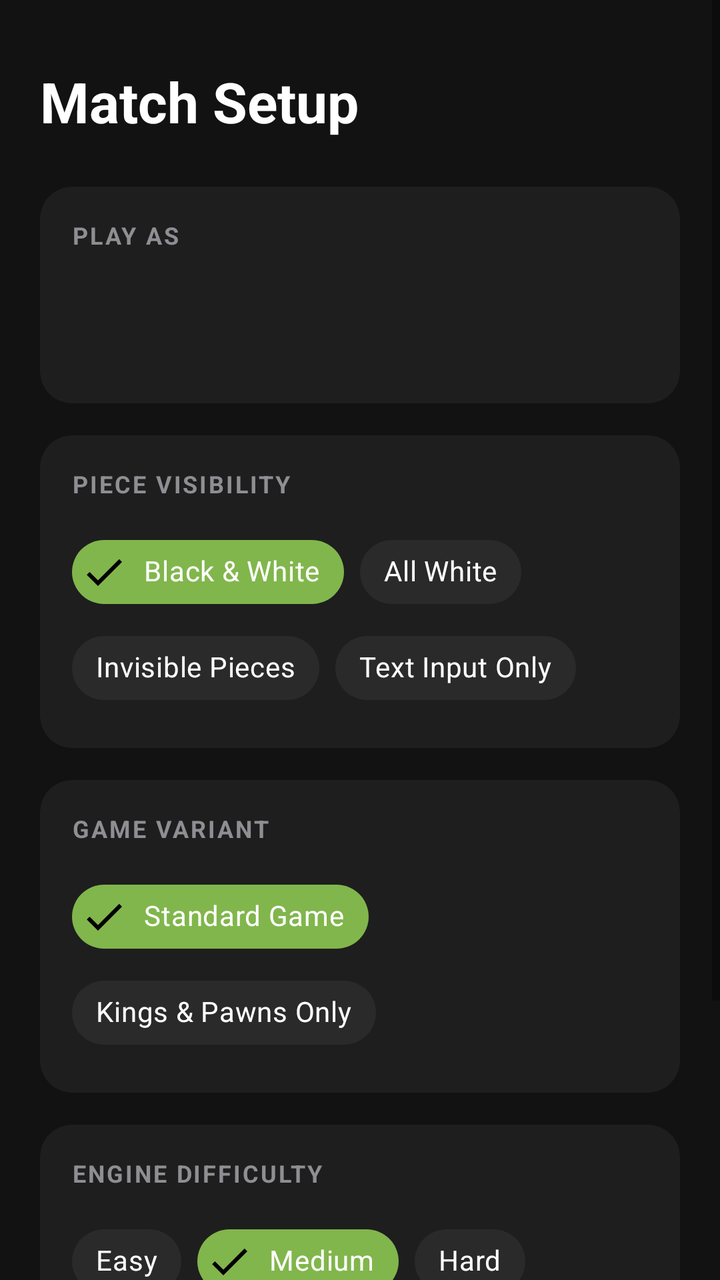
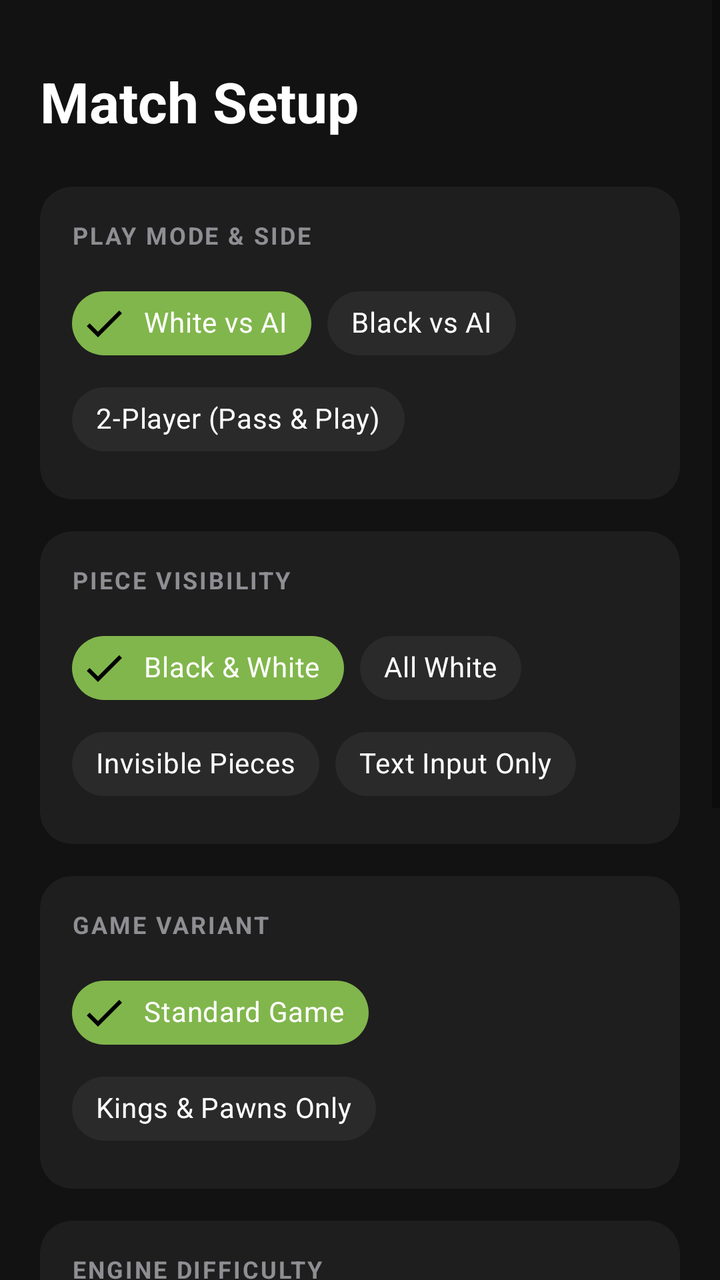

Compare the two renders of this Android layout. The source of the first and the diff that turns it into the second are given below.
<!-- AndroidManifest.xml: application theme Theme.BlindfoldChess -->
<!-- res/layout/fragment_game_setup.xml -->
<?xml version="1.0" encoding="utf-8"?>

<ScrollView xmlns:android="http://schemas.android.com/apk/res/android"
    xmlns:app="http://schemas.android.com/apk/res-auto"
    android:layout_width="match_parent"
    android:layout_height="match_parent"
    android:fillViewport="true"
    android:background="#121212">

    <LinearLayout
        android:layout_width="match_parent"
        android:layout_height="wrap_content"
        android:orientation="vertical"
        android:padding="20dp">

        <TextView
            android:id="@+id/txtHeader"
            android:layout_width="wrap_content"
            android:layout_height="wrap_content"
            android:text="Match Setup"
            android:textColor="#FFFFFF"
            android:textSize="28sp"
            android:textStyle="bold"
            android:layout_marginTop="12dp"
            android:layout_marginBottom="24dp" />

        
        <com.google.android.material.card.MaterialCardView
            android:layout_width="match_parent"
            android:layout_height="wrap_content"
            android:layout_marginBottom="16dp"
            app:cardBackgroundColor="#1E1E1E"
            app:cardCornerRadius="16dp"
            app:cardElevation="0dp"
            app:strokeWidth="0dp">

            <LinearLayout
                android:layout_width="match_parent"
                android:layout_height="wrap_content"
                android:orientation="vertical"
                android:padding="16dp">

                <TextView
                    android:layout_width="wrap_content"
                    android:layout_height="wrap_content"
                    android:text="PLAY AS"
                    android:textColor="#8E8E93"
                    android:textSize="12sp"
                    android:textStyle="bold"
                    android:letterSpacing="0.08"
                    android:layout_marginBottom="12dp" />

                <com.google.android.material.chip.ChipGroup
                    android:id="@+id/sideChipGroup"
                    android:layout_width="match_parent"
                    android:layout_height="wrap_content"
                    app:singleSelection="true"
                    app:selectionRequired="true">

                    <com.google.android.material.chip.Chip
                        android:id="@+id/chipWhite"
                        style="@style/Widget.MaterialComponents.Chip.Filter"
                        android:layout_width="0dp"
                        android:layout_height="wrap_content"
                        android:layout_weight="1"
                        android:text="White"
                        android:textAlignment="center"
                        android:textColor="#FFFFFF"
                        android:checked="true"
                        app:chipBackgroundColor="@color/chip_background_selector" />

                    <com.google.android.material.chip.Chip
                        android:id="@+id/chipBlack"
                        style="@style/Widget.MaterialComponents.Chip.Filter"
                        android:layout_width="0dp"
                        android:layout_height="wrap_content"
                        android:layout_weight="1"
                        android:text="Black"
                        android:textAlignment="center"
                        android:textColor="#FFFFFF"
                        app:chipBackgroundColor="@color/chip_background_selector" />
                </com.google.android.material.chip.ChipGroup>
            </LinearLayout>
        </com.google.android.material.card.MaterialCardView>

        
        <com.google.android.material.card.MaterialCardView
            android:layout_width="match_parent"
            android:layout_height="wrap_content"
            android:layout_marginBottom="16dp"
            app:cardBackgroundColor="#1E1E1E"
            app:cardCornerRadius="16dp"
            app:cardElevation="0dp"
            app:strokeWidth="0dp">

            <LinearLayout
                android:layout_width="match_parent"
                android:layout_height="wrap_content"
                android:orientation="vertical"
                android:padding="16dp">

                <TextView
                    android:layout_width="wrap_content"
                    android:layout_height="wrap_content"
                    android:text="PIECE VISIBILITY"
                    android:textColor="#8E8E93"
                    android:textSize="12sp"
                    android:textStyle="bold"
                    android:letterSpacing="0.08"
                    android:layout_marginBottom="12dp" />

                <com.google.android.material.chip.ChipGroup
                    android:id="@+id/pieceStyleChipGroup"
                    android:layout_width="match_parent"
                    android:layout_height="wrap_content"
                    app:singleSelection="true"
                    app:selectionRequired="true">

                    <com.google.android.material.chip.Chip
                        android:id="@+id/chipCheckers"
                        style="@style/Widget.MaterialComponents.Chip.Filter"
                        android:layout_width="wrap_content"
                        android:layout_height="wrap_content"
                        android:text="Black &amp; White"
                        android:textColor="#FFFFFF"
                        android:checked="true"
                        app:chipBackgroundColor="@color/chip_background_selector" />

                    <com.google.android.material.chip.Chip
                        android:id="@+id/chipAllWhite"
                        style="@style/Widget.MaterialComponents.Chip.Filter"
                        android:layout_width="wrap_content"
                        android:layout_height="wrap_content"
                        android:text="All White"
                        android:textColor="#FFFFFF"
                        app:chipBackgroundColor="@color/chip_background_selector" />

                    <com.google.android.material.chip.Chip
                        android:id="@+id/chipInvisible"
                        style="@style/Widget.MaterialComponents.Chip.Filter"
                        android:layout_width="wrap_content"
                        android:layout_height="wrap_content"
                        android:text="Invisible Pieces"
                        android:textColor="#FFFFFF"
                        app:chipBackgroundColor="@color/chip_background_selector" />

                    <com.google.android.material.chip.Chip
                        android:id="@+id/chipTextInput"
                        style="@style/Widget.MaterialComponents.Chip.Filter"
                        android:layout_width="wrap_content"
                        android:layout_height="wrap_content"
                        android:text="Text Input Only"
                        android:textColor="#FFFFFF"
                        app:chipBackgroundColor="@color/chip_background_selector" />
                </com.google.android.material.chip.ChipGroup>
            </LinearLayout>
        </com.google.android.material.card.MaterialCardView>

        
        <com.google.android.material.card.MaterialCardView
            android:layout_width="match_parent"
            android:layout_height="wrap_content"
            android:layout_marginBottom="16dp"
            app:cardBackgroundColor="#1E1E1E"
            app:cardCornerRadius="16dp"
            app:cardElevation="0dp"
            app:strokeWidth="0dp">

            <LinearLayout
                android:layout_width="match_parent"
                android:layout_height="wrap_content"
                android:orientation="vertical"
                android:padding="16dp">

                <TextView
                    android:layout_width="wrap_content"
                    android:layout_height="wrap_content"
                    android:text="GAME VARIANT"
                    android:textColor="#8E8E93"
                    android:textSize="12sp"
                    android:textStyle="bold"
                    android:letterSpacing="0.08"
                    android:layout_marginBottom="12dp" />

                <com.google.android.material.chip.ChipGroup
                    android:id="@+id/variantChipGroup"
                    android:layout_width="match_parent"
                    android:layout_height="wrap_content"
                    app:singleSelection="true"
                    app:selectionRequired="true">

                    <com.google.android.material.chip.Chip
                        android:id="@+id/chipStandard"
                        style="@style/Widget.MaterialComponents.Chip.Filter"
                        android:layout_width="wrap_content"
                        android:layout_height="wrap_content"
                        android:text="Standard Game"
                        android:textColor="#FFFFFF"
                        android:checked="true"
                        app:chipBackgroundColor="@color/chip_background_selector" />

                    <com.google.android.material.chip.Chip
                        android:id="@+id/chipPawnsOnly"
                        style="@style/Widget.MaterialComponents.Chip.Filter"
                        android:layout_width="wrap_content"
                        android:layout_height="wrap_content"
                        android:text="Kings &amp; Pawns Only"
                        android:textColor="#FFFFFF"
                        app:chipBackgroundColor="@color/chip_background_selector" />
                </com.google.android.material.chip.ChipGroup>
            </LinearLayout>
        </com.google.android.material.card.MaterialCardView>

        
        <com.google.android.material.card.MaterialCardView
            android:layout_width="match_parent"
            android:layout_height="wrap_content"
            android:layout_marginBottom="24dp"
            app:cardBackgroundColor="#1E1E1E"
            app:cardCornerRadius="16dp"
            app:cardElevation="0dp"
            app:strokeWidth="0dp">

            <LinearLayout
                android:layout_width="match_parent"
                android:layout_height="wrap_content"
                android:orientation="vertical"
                android:padding="16dp">

                <TextView
                    android:layout_width="wrap_content"
                    android:layout_height="wrap_content"
                    android:text="ENGINE DIFFICULTY"
                    android:textColor="#8E8E93"
                    android:textSize="12sp"
                    android:textStyle="bold"
                    android:letterSpacing="0.08"
                    android:layout_marginBottom="12dp" />

                <com.google.android.material.chip.ChipGroup
                    android:id="@+id/difficultyChipGroup"
                    android:layout_width="match_parent"
                    android:layout_height="wrap_content"
                    app:singleSelection="true"
                    app:selectionRequired="true">

                    <com.google.android.material.chip.Chip
                        android:id="@+id/chipEasy"
                        style="@style/Widget.MaterialComponents.Chip.Filter"
                        android:layout_width="wrap_content"
                        android:layout_height="wrap_content"
                        android:text="Easy"
                        android:textColor="#FFFFFF"
                        app:chipBackgroundColor="@color/chip_background_selector" />

                    <com.google.android.material.chip.Chip
                        android:id="@+id/chipMedium"
                        style="@style/Widget.MaterialComponents.Chip.Filter"
                        android:layout_width="wrap_content"
                        android:layout_height="wrap_content"
                        android:text="Medium"
                        android:textColor="#FFFFFF"
                        android:checked="true"
                        app:chipBackgroundColor="@color/chip_background_selector" />

                    <com.google.android.material.chip.Chip
                        android:id="@+id/chipHard"
                        style="@style/Widget.MaterialComponents.Chip.Filter"
                        android:layout_width="wrap_content"
                        android:layout_height="wrap_content"
                        android:text="Hard"
                        android:textColor="#FFFFFF"
                        app:chipBackgroundColor="@color/chip_background_selector" />

                    <com.google.android.material.chip.Chip
                        android:id="@+id/chipMaster"
                        style="@style/Widget.MaterialComponents.Chip.Filter"
                        android:layout_width="wrap_content"
                        android:layout_height="wrap_content"
                        android:text="Master"
                        android:textColor="#FFFFFF"
                        app:chipBackgroundColor="@color/chip_background_selector" />
                </com.google.android.material.chip.ChipGroup>
            </LinearLayout>
        </com.google.android.material.card.MaterialCardView>

        
        <com.google.android.material.button.MaterialButton
            android:id="@+id/btnStartGame"
            android:layout_width="match_parent"
            android:layout_height="56dp"
            android:text="Play Game"
            android:textColor="#FFFFFF"
            android:textSize="18sp"
            android:textStyle="bold"
            app:backgroundTint="#81B64C"
            app:cornerRadius="16dp" />

    </LinearLayout>
</ScrollView>
<!-- resources referenced by this layout -->
<resources>
  <style name="Theme.BlindfoldChess" parent="Theme.MaterialComponents.DayNight.NoActionBar">
          
          <item name="colorPrimary">@color/purple_500</item>
          <item name="colorPrimaryVariant">@color/purple_700</item>
          <item name="colorOnPrimary">@color/white</item>
          
          <item name="colorSecondary">@color/teal_200</item>
          <item name="colorSecondaryVariant">@color/teal_700</item>
          <item name="colorOnSecondary">@color/black</item>
          
          <item name="android:statusBarColor">?attr/colorPrimaryVariant</item>
          
      </style>
  <color name="purple_500">#FF6200EE</color>
  <color name="purple_700">#FF3700B3</color>
  <color name="white">#FFFFFFFF</color>
  <color name="teal_200">#FF03DAC5</color>
  <color name="teal_700">#FF018786</color>
  <color name="black">#FF000000</color>
</resources>

<!-- the commit's change to res/layout/fragment_game_setup.xml (unified diff, before → after) -->
@@ -43,7 +43,7 @@
                 <TextView
                     android:layout_width="wrap_content"
                     android:layout_height="wrap_content"
-                    android:text="PLAY AS"
+                    android:text="PLAY MODE &amp; SIDE"
                     android:textColor="#8E8E93"
                     android:textSize="12sp"
                     android:textStyle="bold"
@@ -60,11 +60,9 @@
                     <com.google.android.material.chip.Chip
                         android:id="@+id/chipWhite"
                         style="@style/Widget.MaterialComponents.Chip.Filter"
-                        android:layout_width="0dp"
-                        android:layout_height="wrap_content"
-                        android:layout_weight="1"
-                        android:text="White"
-                        android:textAlignment="center"
+                        android:layout_width="wrap_content"
+                        android:layout_height="wrap_content"
+                        android:text="White vs AI"
                         android:textColor="#FFFFFF"
                         android:checked="true"
                         app:chipBackgroundColor="@color/chip_background_selector" />
@@ -72,13 +70,21 @@
                     <com.google.android.material.chip.Chip
                         android:id="@+id/chipBlack"
                         style="@style/Widget.MaterialComponents.Chip.Filter"
-                        android:layout_width="0dp"
-                        android:layout_height="wrap_content"
-                        android:layout_weight="1"
-                        android:text="Black"
-                        android:textAlignment="center"
-                        android:textColor="#FFFFFF"
-                        app:chipBackgroundColor="@color/chip_background_selector" />
+                        android:layout_width="wrap_content"
+                        android:layout_height="wrap_content"
+                        android:text="Black vs AI"
+                        android:textColor="#FFFFFF"
+                        app:chipBackgroundColor="@color/chip_background_selector" />
+
+                    <com.google.android.material.chip.Chip
+                        android:id="@+id/chipPassAndPlay"
+                        style="@style/Widget.MaterialComponents.Chip.Filter"
+                        android:layout_width="wrap_content"
+                        android:layout_height="wrap_content"
+                        android:text="2-Player (Pass &amp; Play)"
+                        android:textColor="#FFFFFF"
+                        app:chipBackgroundColor="@color/chip_background_selector" />
+
                 </com.google.android.material.chip.ChipGroup>
             </LinearLayout>
         </com.google.android.material.card.MaterialCardView>
@@ -281,6 +287,51 @@
                         android:textColor="#FFFFFF"
                         app:chipBackgroundColor="@color/chip_background_selector" />
                 </com.google.android.material.chip.ChipGroup>
+            </LinearLayout>
+        </com.google.android.material.card.MaterialCardView>
+
+        
+        <com.google.android.material.card.MaterialCardView
+            android:layout_width="match_parent"
+            android:layout_height="wrap_content"
+            android:layout_marginBottom="24dp"
+            app:cardBackgroundColor="#1E1E1E"
+            app:cardCornerRadius="16dp"
+            app:cardElevation="0dp"
+            app:strokeWidth="0dp">
+
+            <LinearLayout
+                android:layout_width="match_parent"
+                android:layout_height="wrap_content"
+                android:orientation="vertical"
+                android:padding="16dp">
+
+                <TextView
+                    android:layout_width="wrap_content"
+                    android:layout_height="wrap_content"
+                    android:text="HALF-MOVE CLOCK (50-MOVE RULE)"
+                    android:textColor="#8E8E93"
+                    android:textSize="12sp"
+                    android:textStyle="bold"
+                    android:letterSpacing="0.08"
+                    android:layout_marginBottom="8dp" />
+
+                <com.google.android.material.textfield.TextInputLayout
+                    android:layout_width="match_parent"
+                    android:layout_height="wrap_content"
+                    android:hint="Half-moves (e.g. 0)"
+                    app:hintTextColor="#8E8E93"
+                    app:boxBackgroundMode="none">
+
+                    <com.google.android.material.textfield.TextInputEditText
+                        android:id="@+id/edtHalfMoveCount"
+                        android:layout_width="match_parent"
+                        android:layout_height="wrap_content"
+                        android:inputType="number"
+                        android:text="0"
+                        android:textColor="#FFFFFF"
+                        android:textSize="16sp" />
+                </com.google.android.material.textfield.TextInputLayout>
             </LinearLayout>
         </com.google.android.material.card.MaterialCardView>
 
